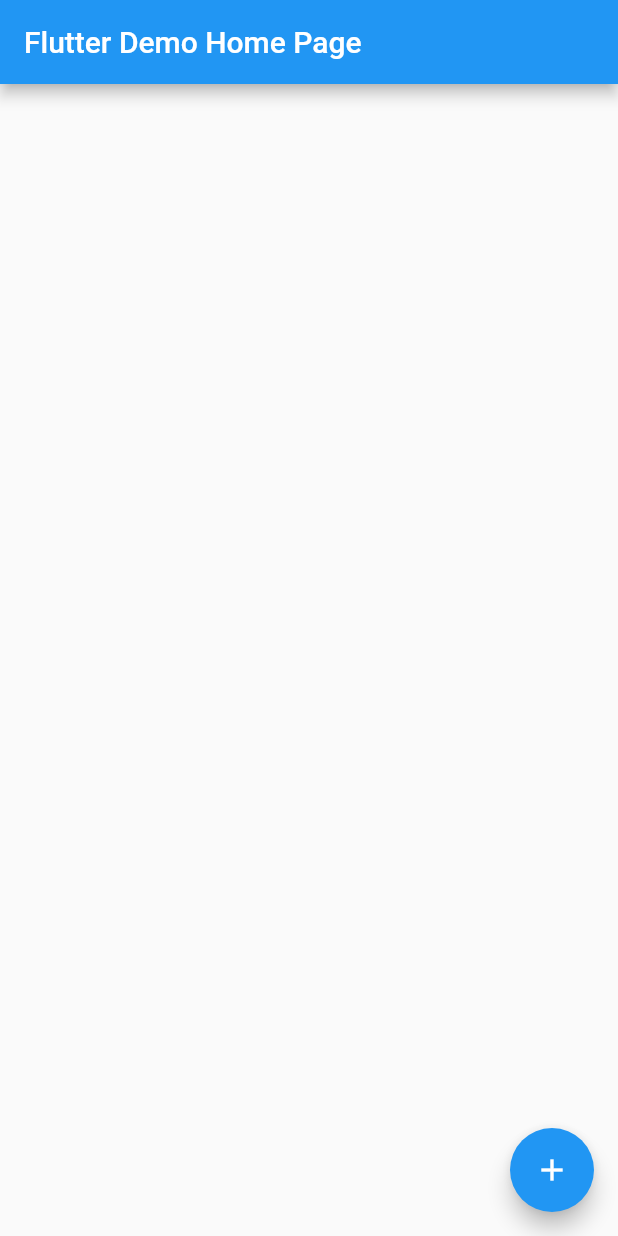
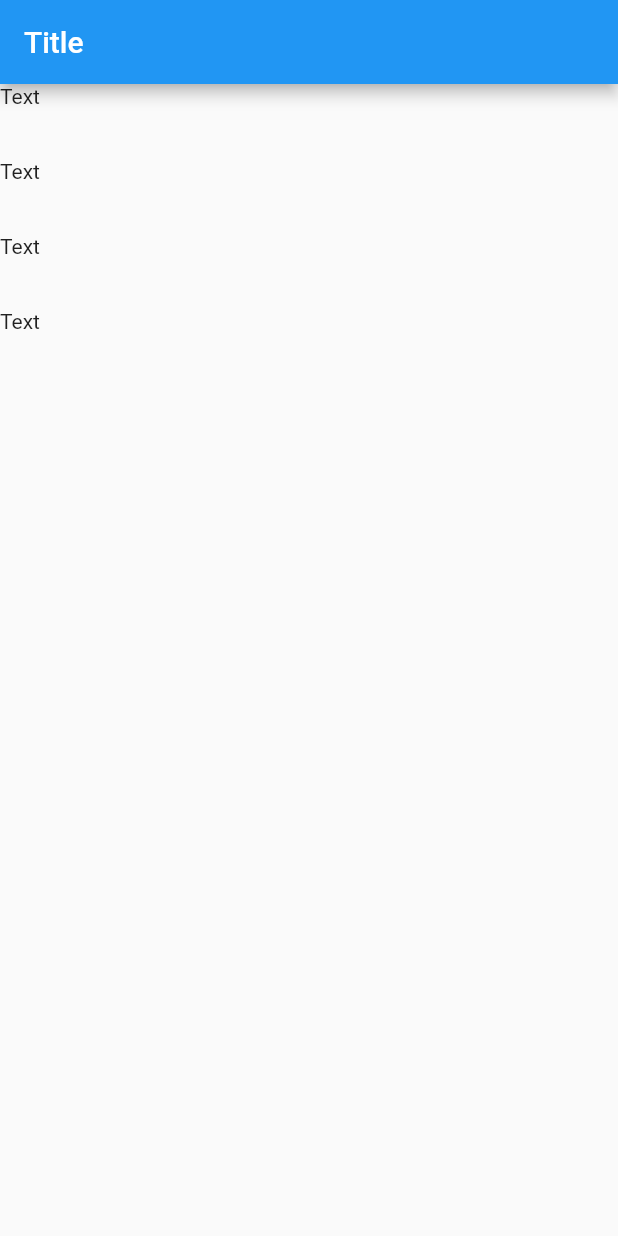
Before and after one commit to turlvo/stackoverflow, a Flutter app: the screen it shows after launch, on a phone screen of 412 x 824 dp. Run offline on Flutter 3.47's test engine with Material 2 defaults, Android fonts, the phone set to English and light mode, and no system bars.

Commit message:
suggest 63786534

```diff
--- a/lib/main.dart
+++ b/lib/main.dart
@@ -37,18 +37,23 @@ class _MyHomePageState extends State<MyHomePage> {
   Widget build(BuildContext context) {
     return Scaffold(
       appBar: AppBar(
-        title: Text(widget.title),
+        title: Text('Title'),
       ),
-      body: _buildBody(),
-      floatingActionButton: FloatingActionButton(
-        onPressed: () {},
-        tooltip: 'Increment',
-        child: Icon(Icons.add),
+      body: SingleChildScrollView(
+        child: ConstrainedBox(
+          constraints: BoxConstraints(
+            maxHeight: 200,
+          ),
+          child: Column(
+            children: [
+              for (var i = 0; i < 4; i++)
+                Expanded(
+                  child: Text("Text"),
+                ),
+            ],
+          ),
+        ),
       ),
     );
   }
-
-  Widget _buildBody() {
-    return Container();
-  }
 }
```
